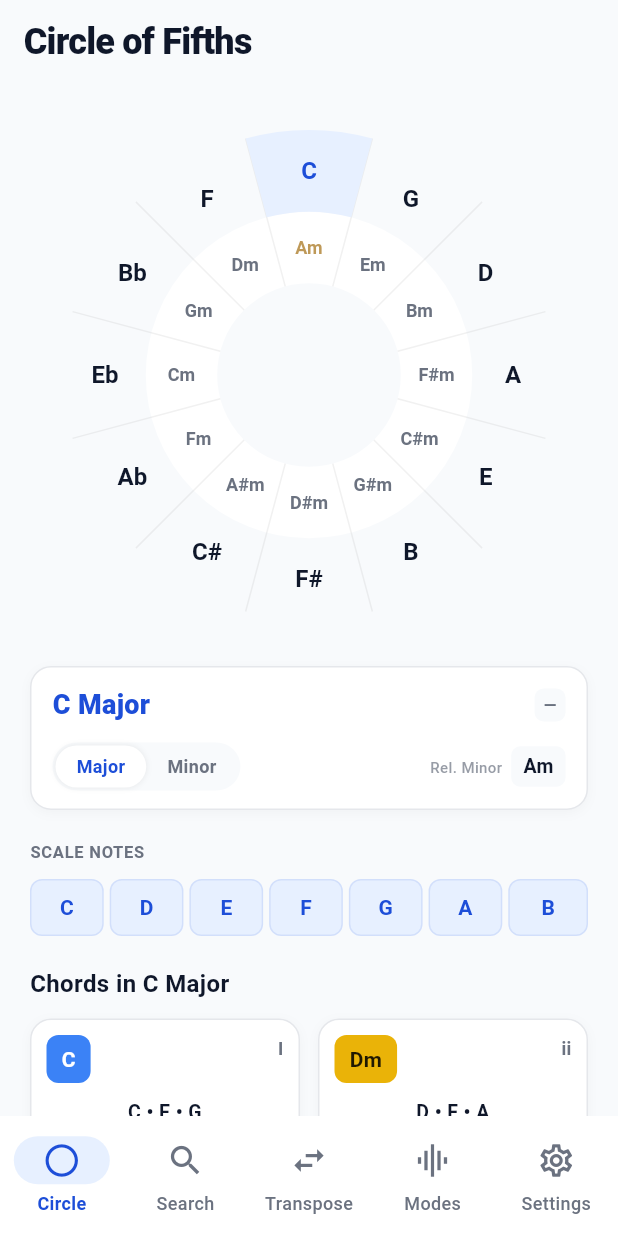
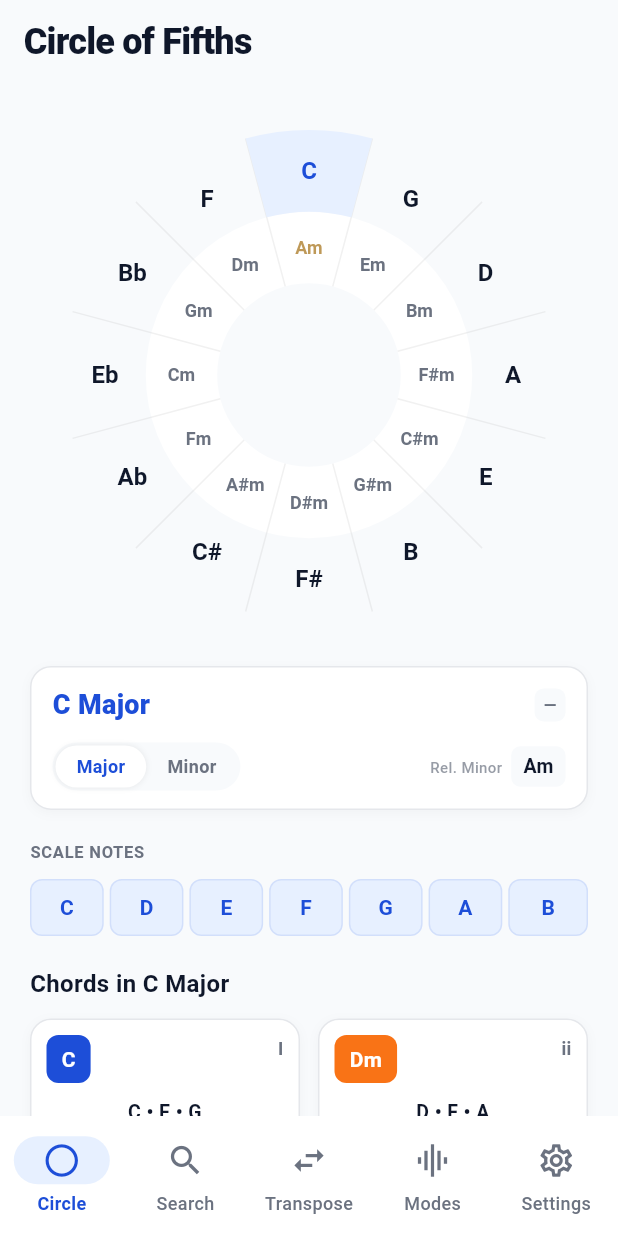
Before and after one commit to nunpdsantos/music_atlas, a Flutter app: the screen it shows after launch, on a phone screen of 412 x 824 dp. Run offline on Flutter 3.47's test engine with Material 3 defaults, Android fonts, the phone set to English and light mode, and no system bars; our stand-ins replace flutter_riverpod, google_fonts.

Commit message:
Use brighter, more distinct colors for chord badges
Updated chord badge colors with higher saturation and all white text:
- Major: tonicBlue (#1D4ED8) - consistent with app branding
- Minor: bright orange (#F97316) - very distinct from blue
- Diminished: bright red (#DC2626)
- Augmented: bright purple (#9333EA)

All badges now use white text for maximum contrast and readability.

```diff
--- a/lib/ui/components/chord_card.dart
+++ b/lib/ui/components/chord_card.dart
@@ -54,21 +54,21 @@ class ChordCard extends StatelessWidget {
     Color badgeText;
 
     if (isDim) {
-      // Diminished - vibrant red (same as b2 interval on fretboard)
-      badgeBg = const Color(0xFFEF4444);
+      // Diminished - bright red
+      badgeBg = const Color(0xFFDC2626);
       badgeText = Colors.white;
     } else if (isAug) {
-      // Augmented - vibrant purple (same as b7 interval on fretboard)
-      badgeBg = const Color(0xFFA855F7);
+      // Augmented - bright purple
+      badgeBg = const Color(0xFF9333EA);
       badgeText = Colors.white;
     } else if (isMajor) {
-      // Major - vibrant blue (same as root/5th on fretboard)
-      badgeBg = const Color(0xFF3B82F6);
+      // Major - bright blue (tonicBlue)
+      badgeBg = AppTheme.tonicBlue;
       badgeText = Colors.white;
     } else {
-      // Minor - vibrant amber/yellow (same as b3 interval on fretboard)
-      badgeBg = const Color(0xFFEAB308);
-      badgeText = Colors.black87;
+      // Minor - bright orange (distinct from major blue)
+      badgeBg = const Color(0xFFF97316);
+      badgeText = Colors.white;
     }
 
     // Override colors for badge (transposer index)
@@ -206,21 +206,21 @@ class ChordCardGrid extends StatelessWidget {
     Color badgeText;
 
     if (isDim) {
-      // Diminished - vibrant red (same as b2 interval on fretboard)
-      badgeBg = const Color(0xFFEF4444);
+      // Diminished - bright red
+      badgeBg = const Color(0xFFDC2626);
       badgeText = Colors.white;
     } else if (isAug) {
-      // Augmented - vibrant purple (same as b7 interval on fretboard)
-      badgeBg = const Color(0xFFA855F7);
+      // Augmented - bright purple
+      badgeBg = const Color(0xFF9333EA);
       badgeText = Colors.white;
     } else if (isMajor) {
-      // Major - vibrant blue (same as root/5th on fretboard)
-      badgeBg = const Color(0xFF3B82F6);
+      // Major - bright blue (tonicBlue)
+      badgeBg = AppTheme.tonicBlue;
       badgeText = Colors.white;
     } else {
-      // Minor - vibrant amber/yellow (same as b3 interval on fretboard)
-      badgeBg = const Color(0xFFEAB308);
-      badgeText = Colors.black87;
+      // Minor - bright orange (distinct from major blue)
+      badgeBg = const Color(0xFFF97316);
+      badgeText = Colors.white;
     }
 
     String root = name.isNotEmpty ? name[0] : 'C';
```
